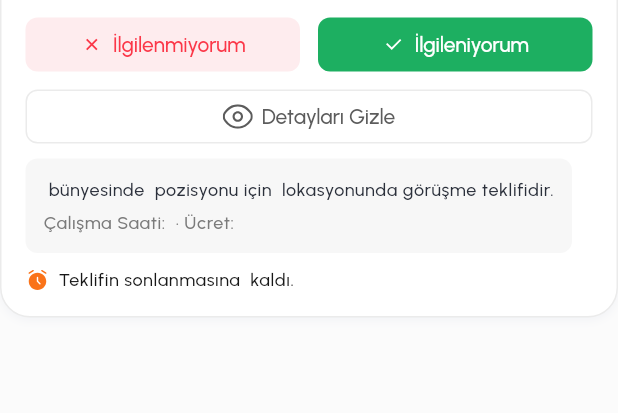
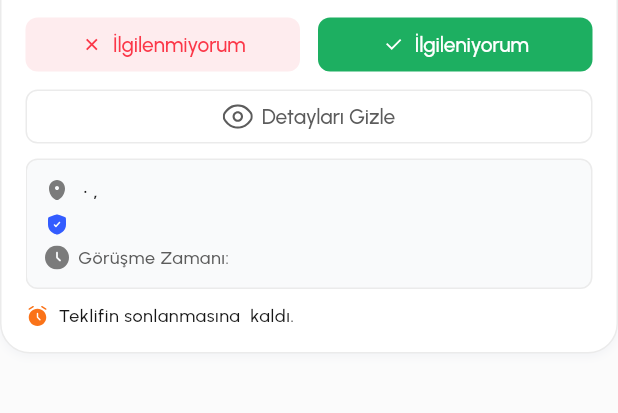
Before and after one commit to an90ass/vardigo, a Flutter app: the OfferCard widget shown alone on an empty page, opened directly with empty values, after a tap on "Detayları Gör", on a phone screen of 412 x 824 dp, the part 125-538 px from its top. Run offline on Flutter 3.47's test engine with Material 3 defaults, Android fonts, the phone set to English and light mode, and no system bars; our stand-ins replace dartz, dio, equatable, flutter_bloc, flutter_dotenv, flutter_screenutil and 5 more; accounts and stored records are empty; network calls fail; project files that could hold a hidden picture were left out.

Commit message:
feat(offers): integrate offer detail handling, animated details transition, and update QA docs

```diff
--- a/mobile_frontend/lib/core/di/offers_injection.dart
+++ b/mobile_frontend/lib/core/di/offers_injection.dart
@@ -38,6 +38,7 @@ void initOffersInjection(GetIt sl) {
   sl.registerFactory<OfferBloc>(
     () => OfferBloc(
       getOffersUseCase: sl<GetOffersUseCase>(),
+      getOfferDetailUseCase: sl<GetOfferDetailUseCase>(),
       acceptOfferUseCase: sl<AcceptOfferUseCase>(),
       rejectOfferUseCase: sl<RejectOfferUseCase>(),
     ),
--- a/mobile_frontend/lib/features/offers/presentation/bloc/offer_state.dart
+++ b/mobile_frontend/lib/features/offers/presentation/bloc/offer_state.dart
@@ -9,11 +9,6 @@ enum OfferPageStatus {
   failure,
 }
 
-
-/* I used a single immutable state  because the offers screen manages concurrent filter tabs,
-per-card asynchronous actions (accepting/rejecting an individual card while keeping the list visible),
-and live countdown timers without full screen redraws or data loss.
-*/
 class OfferState extends Equatable {
   final OfferPageStatus status;
   final List<OfferEntity> offers;
--- a/mobile_frontend/lib/features/offers/presentation/views/worker_offers_page.dart
+++ b/mobile_frontend/lib/features/offers/presentation/views/worker_offers_page.dart
@@ -353,6 +353,9 @@ class _WorkerOffersPageState extends State<WorkerOffersPage> {
             key: ValueKey(offer.id),
             offer: offer,
             isProcessing: isProcessing,
+            onFetchDetail: () {
+              context.read<OfferBloc>().add(FetchOfferDetailEvent(offer.id));
+            },
             onAccept: () {
               context.read<OfferBloc>().add(AcceptOfferEvent(offer.id));
             },
--- a/mobile_frontend/lib/features/offers/presentation/widgets/offer_card.dart
+++ b/mobile_frontend/lib/features/offers/presentation/widgets/offer_card.dart
@@ -14,6 +14,7 @@ class OfferCard extends StatefulWidget {
   final bool isProcessing;
   final VoidCallback? onAccept;
   final VoidCallback? onReject;
+  final VoidCallback? onFetchDetail;
 
   const OfferCard({
     super.key,
@@ -21,6 +22,7 @@ class OfferCard extends StatefulWidget {
     this.isProcessing = false,
     this.onAccept,
     this.onReject,
+    this.onFetchDetail,
   });
 
   @override
@@ -54,7 +56,14 @@ class _OfferCardState extends State<OfferCard> {
           ],
           const SizedBox(height: AppDimensions.gap12),
           _buildDetailsButton(context),
-          if (_isExpanded) _buildExpandedDetails(context),
+          AnimatedCrossFade(
+            firstChild: const SizedBox.shrink(),
+            secondChild: _buildExpandedDetails(context),
+            crossFadeState: _isExpanded
+                ? CrossFadeState.showSecond
+                : CrossFadeState.showFirst,
+            duration: const Duration(milliseconds: 200),
+          ),
           if (widget.offer.isPending) ...[
             const SizedBox(height: AppDimensions.gap10),
             _buildCountdownRow(context),
@@ -357,8 +366,12 @@ class _OfferCardState extends State<OfferCard> {
 
     return InkWell(
       onTap: () {
+        final nextState = !_isExpanded;
+        if (nextState && (widget.offer.city == null || widget.offer.note == null)) {
+          widget.onFetchDetail?.call();
+        }
         setState(() {
-          _isExpanded = !_isExpanded;
+          _isExpanded = nextState;
         });
       },
       borderRadius: BorderRadius.circular(AppDimensions.radius8),
@@ -400,31 +413,95 @@ class _OfferCardState extends State<OfferCard> {
 
   Widget _buildExpandedDetails(BuildContext context) {
     final textTheme = context.textTheme;
+    final city = widget.offer.city ?? 'İstanbul';
+    final note = widget.offer.note ?? 'Şube: Sinanpaşa Mah.';
 
     return Container(
+      width: double.infinity,
       margin: const EdgeInsets.only(top: AppDimensions.gap10),
       padding: const EdgeInsets.all(AppDimensions.gap12),
       decoration: BoxDecoration(
-        color: const Color(0xFFF7F7F7),
+        color: const Color(0xFFF9FAFB),
         borderRadius: BorderRadius.circular(AppDimensions.radius8),
+        border: Border.all(color: AppColors.stroke, width: 1.0),
       ),
       child: Column(
         crossAxisAlignment: CrossAxisAlignment.start,
         children: [
-          Text(
-            '${widget.offer.place} bünyesinde ${widget.offer.title} pozisyonu için ${widget.offer.district} lokasyonunda görüşme teklifidir.',
-            style: textTheme.bodySmall?.copyWith(
-              color: AppColors.slate700,
-              height: 1.4,
-            ),
+          Row(
+            crossAxisAlignment: CrossAxisAlignment.start,
+            children: [
+              SvgPicture.asset(
+                AppIconEnum.pin.svgPath,
+                width: AppDimensions.iconSize16,
+                height: AppDimensions.iconSize16,
+                colorFilter: const ColorFilter.mode(
+                  AppColors.gray500,
+                  BlendMode.srcIn,
+                ),
+              ),
+              const SizedBox(width: AppDimensions.gap6),
+              Expanded(
+                child: Text(
+                  '${widget.offer.place} · ${widget.offer.district}, $city',
+                  style: textTheme.bodySmall?.copyWith(
+                    color: AppColors.strong,
+                    fontWeight: FontWeight.w600,
+                    fontSize: 13,
+                  ),
+                ),
+              ),
+            ],
           ),
           const SizedBox(height: AppDimensions.gap6),
-          Text(
-            'Çalışma Saati: ${widget.offer.when} · Ücret: ${widget.offer.pay}',
-            style: textTheme.bodySmall?.copyWith(
-              color: AppColors.gray500,
-              fontWeight: FontWeight.w500,
-            ),
+          Row(
+            crossAxisAlignment: CrossAxisAlignment.start,
+            children: [
+              SvgPicture.asset(
+                AppIconEnum.shield.svgPath,
+                width: AppDimensions.iconSize16,
+                height: AppDimensions.iconSize16,
+                colorFilter: const ColorFilter.mode(
+                  AppColors.primary,
+                  BlendMode.srcIn,
+                ),
+              ),
+              const SizedBox(width: AppDimensions.gap6),
+              Expanded(
+                child: Text(
+                  note,
+                  style: textTheme.bodySmall?.copyWith(
+                    color: AppColors.primary,
+                    fontWeight: FontWeight.w600,
+                    fontSize: 12,
+                  ),
+                ),
+              ),
+            ],
+          ),
+          const SizedBox(height: AppDimensions.gap6),
+          Row(
+            children: [
+              SvgPicture.asset(
+                AppIconEnum.date.svgPath,
+                width: AppDimensions.iconSize16,
+                height: AppDimensions.iconSize16,
+                colorFilter: const ColorFilter.mode(
+                  AppColors.gray500,
+                  BlendMode.srcIn,
+                ),
+              ),
+              const SizedBox(width: AppDimensions.gap6),
+              Expanded(
+                child: Text(
+                  'Görüşme Zamanı: ${widget.offer.when}',
+                  style: textTheme.bodySmall?.copyWith(
+                    color: AppColors.sub,
+                    fontSize: 12,
+                  ),
+                ),
+              ),
+            ],
           ),
         ],
       ),
```
Also changed, not shown: mobile_frontend/lib/features/offers/presentation/bloc/offer_bloc.dart (+26 -0 lines), mobile_frontend/lib/features/offers/presentation/bloc/offer_event.dart (+9 -5 lines), 2 other files.
